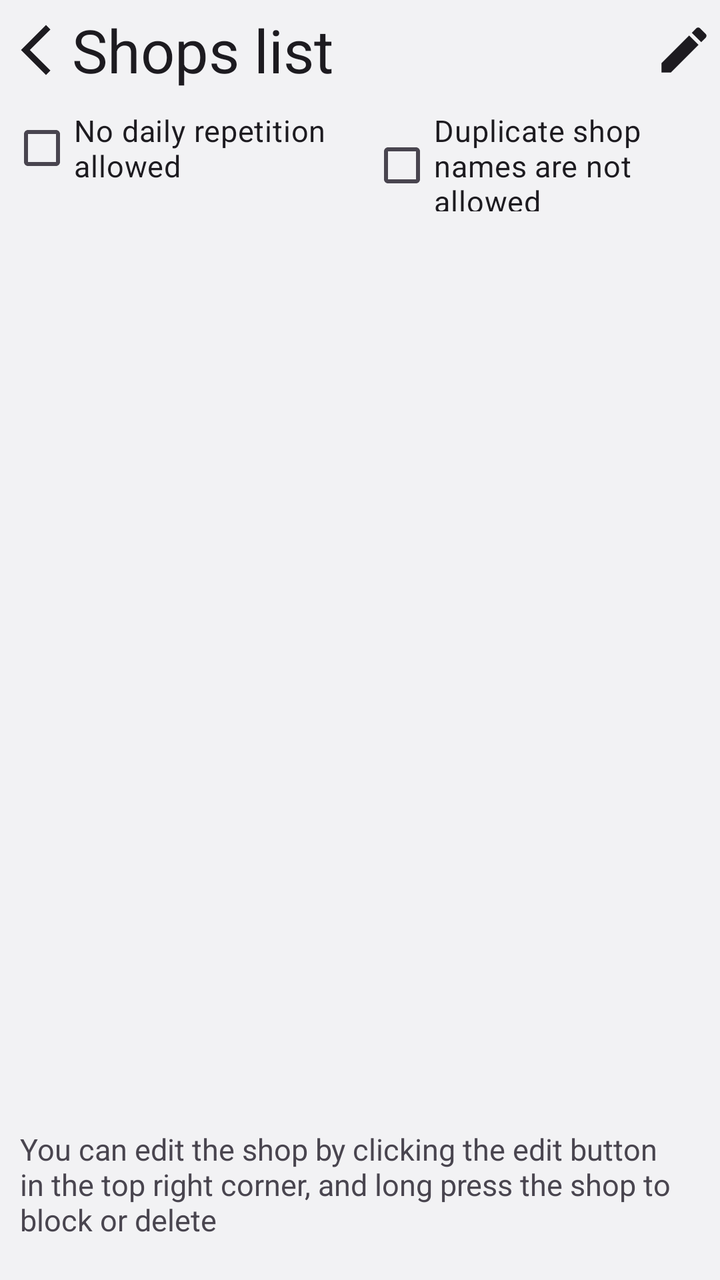
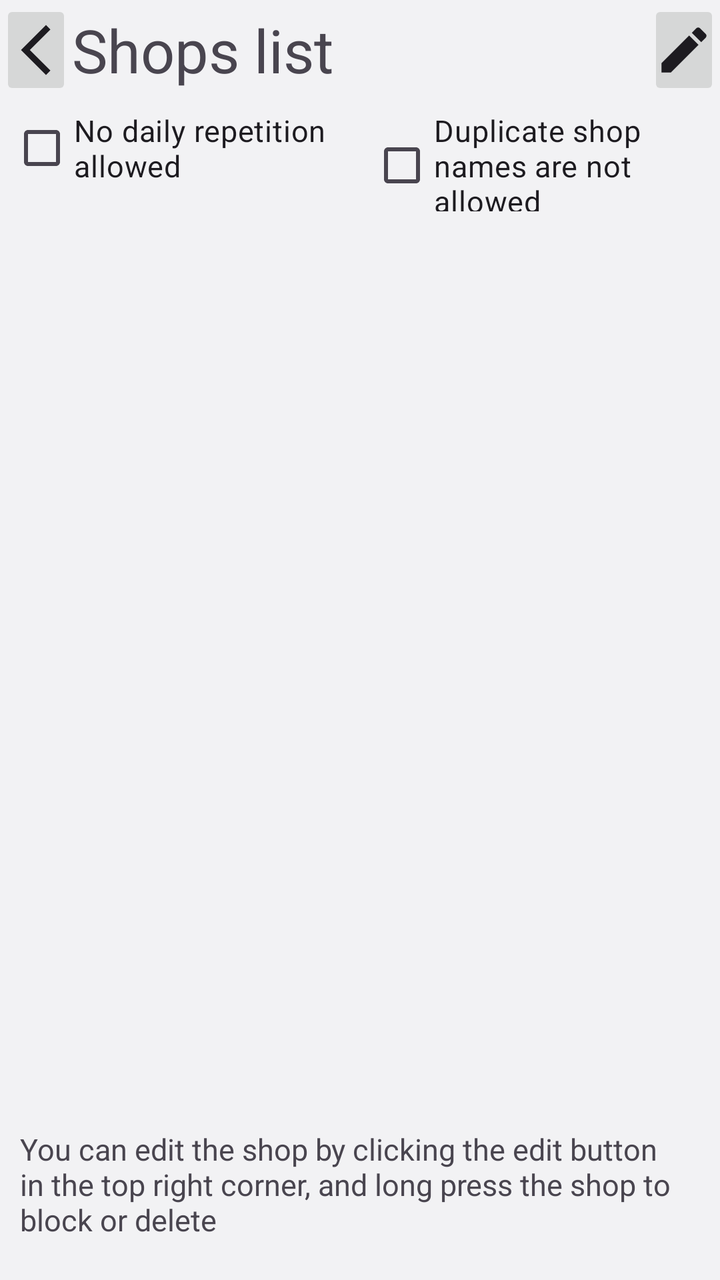

Compare the two renders of this Android layout. The source of the first and the diff that turns it into the second are given below.
<!-- AndroidManifest.xml: application theme Theme.TodayToEat -->
<!-- res/layout/activity_list.xml -->
<?xml version="1.0" encoding="utf-8"?>
<androidx.constraintlayout.widget.ConstraintLayout xmlns:android="http://schemas.android.com/apk/res/android"
    xmlns:app="http://schemas.android.com/apk/res-auto"
    xmlns:tools="http://schemas.android.com/tools"
    android:id="@+id/list_activity"
    android:layout_width="match_parent"
    android:layout_height="match_parent"
    android:layout_marginTop="30sp"
    android:orientation="vertical"
    tools:context=".ListActivity">

    <LinearLayout
        android:id="@+id/linearLayout2"
        android:layout_width="match_parent"
        android:layout_height="wrap_content"
        android:orientation="horizontal"
        tools:ignore="MissingConstraints">

        <ImageButton
            android:id="@+id/ib_back"
            android:layout_width="0dp"
            android:layout_height="50sp"
            android:layout_gravity="center"
            android:layout_weight="1"
            android:background="@android:color/transparent"
            android:src="@drawable/baseline_arrow_back_ios_new_24"
            app:tint="?attr/colorOnSurface" />

        <TextView
            android:layout_width="0dp"
            android:layout_height="wrap_content"
            android:layout_gravity="center|start"
            android:layout_weight="8"
            android:text="@string/list"
            android:textColor="?attr/colorOnSurface"
            android:textSize="30sp"
            tools:ignore="MissingConstraints" />

        <ImageButton
            android:id="@+id/ib_edit"
            android:layout_width="0dp"
            android:layout_height="50sp"
            android:layout_gravity="center"
            android:layout_weight="1"
            android:background="@android:color/transparent"
            android:src="@drawable/baseline_edit_30"
            app:tint="?attr/colorOnSurface" />

    </LinearLayout>

    <LinearLayout
        android:id="@+id/ll_check_box_group"
        android:layout_width="match_parent"
        android:layout_height="wrap_content"
        app:layout_constraintTop_toBottomOf="@id/linearLayout2"
        android:orientation="horizontal">

        <com.google.android.material.checkbox.MaterialCheckBox
            android:id="@+id/cb_repetition"
            android:layout_width="0dp"
            android:layout_weight="1"
            android:layout_height="wrap_content"
            android:layout_marginStart="5dp"
            android:text="@string/repetition"
            android:textSize="15sp"
            android:textColor="?attr/colorOnSurface" />

        <com.google.android.material.checkbox.MaterialCheckBox
            android:id="@+id/cb_similar"
            android:layout_width="0dp"
            android:layout_weight="1"
            android:layout_height="wrap_content"
            android:layout_marginStart="5dp"
            android:text="@string/similar"
            android:textSize="15sp"
            android:textColor="?attr/colorOnSurface" />


    </LinearLayout>

    <ListView
        android:id="@+id/lv_list"
        android:layout_width="match_parent"
        android:layout_height="0dp"
        android:divider="@android:color/transparent"
        android:dividerHeight="8sp"
        android:orientation="vertical"
        android:padding="10sp"
        app:layout_constraintTop_toBottomOf="@+id/ll_check_box_group"
        app:layout_constraintBottom_toTopOf="@+id/tv_notice"
        android:listSelector="@drawable/item_selector"
        tools:ignore="MissingConstraints" />

    <TextView
        android:id="@+id/tv_notice"
        android:layout_width="match_parent"
        android:layout_height="wrap_content"
        android:layout_marginStart="10dp"
        android:layout_marginTop="10dp"
        android:layout_marginEnd="10dp"
        android:layout_marginBottom="20dp"
        android:text="@string/shop_list_notice"
        android:textSize="15sp"
        app:layout_constraintBottom_toBottomOf="parent"
        app:layout_constraintEnd_toEndOf="parent"
        app:layout_constraintStart_toStartOf="parent"
        app:layout_constraintTop_toBottomOf="@+id/lv_list"
        tools:ignore="MissingConstraints" />


</androidx.constraintlayout.widget.ConstraintLayout>
<!-- resources referenced by this layout -->
<resources>
  <!-- drawable baseline_arrow_back_ios_new_24 (drawable) -->
  <vector xmlns:android="http://schemas.android.com/apk/res/android" android:height="30dp" android:tint="?attr/colorOnSurface" android:viewportHeight="24" android:viewportWidth="24" android:width="30dp">
        
      <path android:fillColor="@android:color/white" android:pathData="M17.77,3.77l-1.77,-1.77l-10,10l10,10l1.77,-1.77l-8.23,-8.23z"/>
      
  </vector>
  <!-- drawable baseline_edit_30 (drawable) -->
  <vector xmlns:android="http://schemas.android.com/apk/res/android" android:height="30dp" android:tint="?attr/colorOnSurface" android:viewportHeight="24" android:viewportWidth="24" android:width="30dp">
        
      <path android:fillColor="@android:color/white" android:pathData="M3,17.25V21h3.75L17.81,9.94l-3.75,-3.75L3,17.25zM20.71,7.04c0.39,-0.39 0.39,-1.02 0,-1.41l-2.34,-2.34c-0.39,-0.39 -1.02,-0.39 -1.41,0l-1.83,1.83 3.75,3.75 1.83,-1.83z"/>
      
  </vector>
  <!-- drawable item_selector (drawable) -->
  <?xml version="1.0" encoding="utf-8"?>
  <ripple xmlns:android="http://schemas.android.com/apk/res/android"
      android:color="?attr/colorControlHighlight">
  
      <item android:drawable="@android:color/transparent"/>
  
  </ripple>
  <string name="list">Shops list</string>
  <string name="repetition">No daily repetition allowed</string>
  <string name="shop_list_notice">You can edit the shop by clicking the edit button in the top right corner, and long press the shop to block or delete</string>
  <string name="similar">Duplicate shop names are not allowed</string>
  <style name="Theme.TodayToEat" parent="Theme.Material3.DayNight.NoActionBar">
          <item name="windowNoTitle">true</item>
          <item name="windowActionBar">false</item>
  
          <item name="android:navigationBarColor">@android:color/transparent</item>
          <item name="android:statusBarColor">@android:color/transparent</item>
          <item name="android:windowLightStatusBar">true</item>
  
          <item name="colorPrimary">@color/white</item>
          <item name="colorOnPrimary">@color/black</item>
          <item name="colorPrimaryVariant">@color/middleGray</item>
          <item name="colorPrimaryContainer">@color/gray</item>
  
          <item name="android:windowBackground">@color/gray</item>
  
          <item name="materialAlertDialogTheme">@style/MyAlertDialog.Light</item>
  
          <item name="colorSurface">@color/white</item>
          <item name="colorOutline">@color/transparent</item>
  
          <item name="radioButtonStyle">@style/Widget.TodayToEat.RadioButton</item>
  
          <item name="itemBackground">@color/transparent</item>
      </style>
  <color name="white">#FFFFFFFF</color>
  <color name="black">#FF000000</color>
  <color name="middleGray">#E7E6E9</color>
  <color name="gray">#F2F2F4</color>
  <style name="MyAlertDialog.Light" parent="ThemeOverlay.Material3.MaterialAlertDialog">
          <item name="colorPrimary">@color/title_color</item>
          <item name="android:textColor">@color/title_color</item>
      </style>
  <color name="transparent">#00ffffff</color>
  <style name="Widget.TodayToEat.RadioButton" parent="Widget.Material3.CompoundButton.RadioButton">
          <item name="buttonTint">@color/radio_button_tint</item>
      </style>
  <color name="title_color">#000000</color>
</resources>

<!-- the commit's change to res/layout/activity_list.xml (unified diff, before → after) -->
@@ -22,9 +22,8 @@
             android:layout_height="50sp"
             android:layout_gravity="center"
             android:layout_weight="1"
-            android:background="@android:color/transparent"
             android:src="@drawable/baseline_arrow_back_ios_new_24"
-            app:tint="?attr/colorOnSurface" />
+            />
 
         <TextView
             android:layout_width="0dp"
@@ -32,7 +31,6 @@
             android:layout_gravity="center|start"
             android:layout_weight="8"
             android:text="@string/list"
-            android:textColor="?attr/colorOnSurface"
             android:textSize="30sp"
             tools:ignore="MissingConstraints" />
 
@@ -42,9 +40,8 @@
             android:layout_height="50sp"
             android:layout_gravity="center"
             android:layout_weight="1"
-            android:background="@android:color/transparent"
             android:src="@drawable/baseline_edit_30"
-            app:tint="?attr/colorOnSurface" />
+            />
 
     </LinearLayout>
 
@@ -63,7 +60,7 @@
             android:layout_marginStart="5dp"
             android:text="@string/repetition"
             android:textSize="15sp"
-            android:textColor="?attr/colorOnSurface" />
+            />
 
         <com.google.android.material.checkbox.MaterialCheckBox
             android:id="@+id/cb_similar"
@@ -73,7 +70,7 @@
             android:layout_marginStart="5dp"
             android:text="@string/similar"
             android:textSize="15sp"
-            android:textColor="?attr/colorOnSurface" />
+            />
 
 
     </LinearLayout>
@@ -82,7 +79,6 @@
         android:id="@+id/lv_list"
         android:layout_width="match_parent"
         android:layout_height="0dp"
-        android:divider="@android:color/transparent"
         android:dividerHeight="8sp"
         android:orientation="vertical"
         android:padding="10sp"
